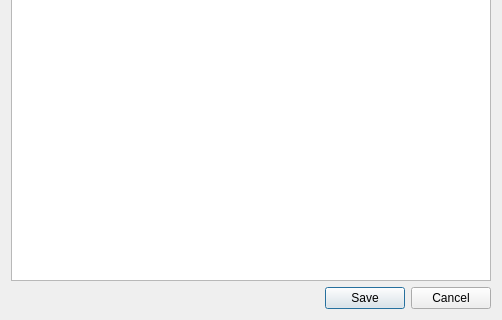
This is note_window.ui in alextkachuk3/3sem-ooop1-lab2 as Qt 5 draws it before an edit; both pictures show x 0 to 502 and y 207 to 527 of the 502 by 527 pixel window. The edited form follows.
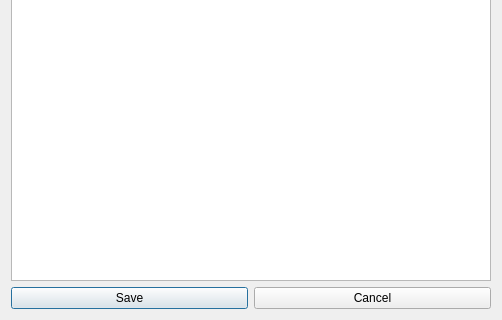
This is the edited form.

```diff
--- a/note_window.ui
+++ b/note_window.ui
@@ -18,14 +18,22 @@
     <widget class="QTextEdit" name="textEdit"/>
    </item>
    <item>
-    <widget class="QDialogButtonBox" name="Save">
-     <property name="orientation">
-      <enum>Qt::Horizontal</enum>
-     </property>
-     <property name="standardButtons">
-      <set>QDialogButtonBox::Cancel|QDialogButtonBox::Save</set>
-     </property>
-    </widget>
+    <layout class="QHBoxLayout" name="horizontalLayout">
+     <item>
+      <widget class="QPushButton" name="save_pushButton">
+       <property name="text">
+        <string>Save</string>
+       </property>
+      </widget>
+     </item>
+     <item>
+      <widget class="QPushButton" name="cancel_pushButton">
+       <property name="text">
+        <string>Cancel</string>
+       </property>
+      </widget>
+     </item>
+    </layout>
    </item>
   </layout>
  </widget>
```
Left out of the diff: 35 changed lines with no effect on the pictures.
